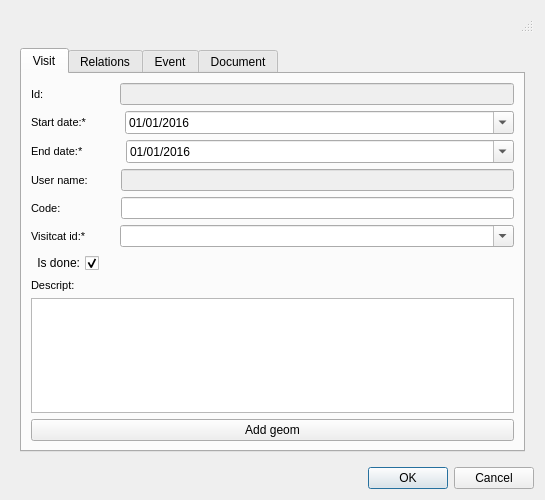
Before: the Qt Designer form ui/add_visit.ui in Giswater/giswater_qgis_plugin, drawn with Qt 5.
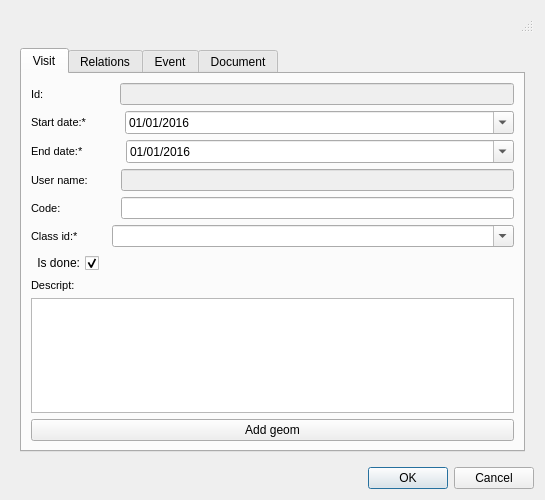
After: the same form once the commit is applied. Icons and pictures are not drawn.

Commit message: Enhancements: Some refactors on add visit form and tab OM on custom form

```diff
--- a/ui/add_visit.ui
+++ b/ui/add_visit.ui
@@ -388,7 +388,7 @@
                <enum>QFrame::Plain</enum>
               </property>
               <property name="text">
-               <string>Visitcat id:*</string>
+               <string>Class id:*</string>
               </property>
               <property name="textFormat">
                <enum>Qt::AutoText</enum>
```
Left out of the diff: 4 changed lines with no effect on the pictures. The commit also changes 4 other files.
